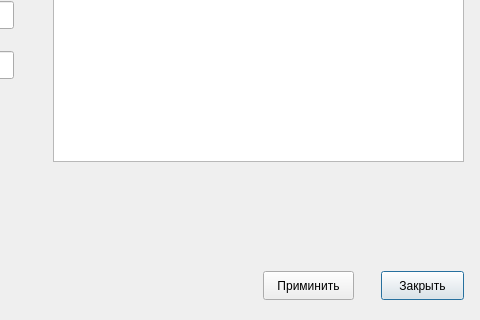
Before: the Qt Designer form adddatafile.ui in Nikonoffcmi/diplome, drawn with Qt 5; both pictures show x 427 to 907 and y 229 to 549 of the 907 by 549 pixel window.
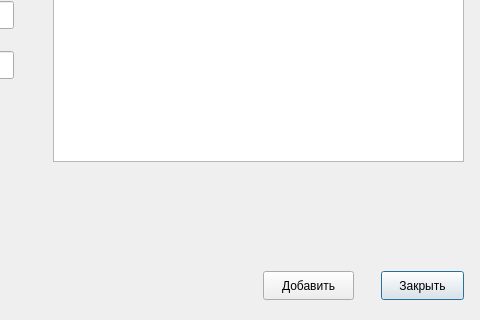
After: the same form once the commit is applied.

Diff of the .ui file:
```diff
--- a/adddatafile.ui
+++ b/adddatafile.ui
@@ -36,7 +36,7 @@
     </rect>
    </property>
    <property name="text">
-    <string>Приминить</string>
+    <string>Добавить</string>
    </property>
   </widget>
   <widget class="QTableView" name="tableView">
```
